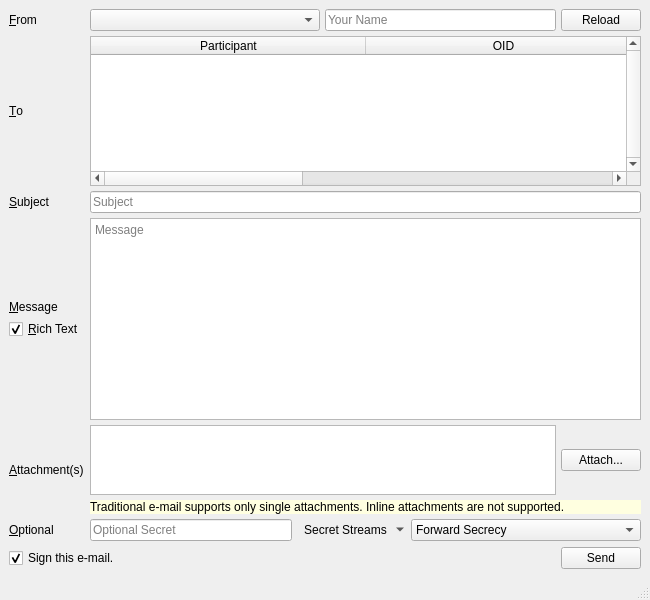
The window that branches/trunk/UI/spot-on-emailwindow.ui (textbrowser/spot-on) describes before a commit, drawn with Qt 5.
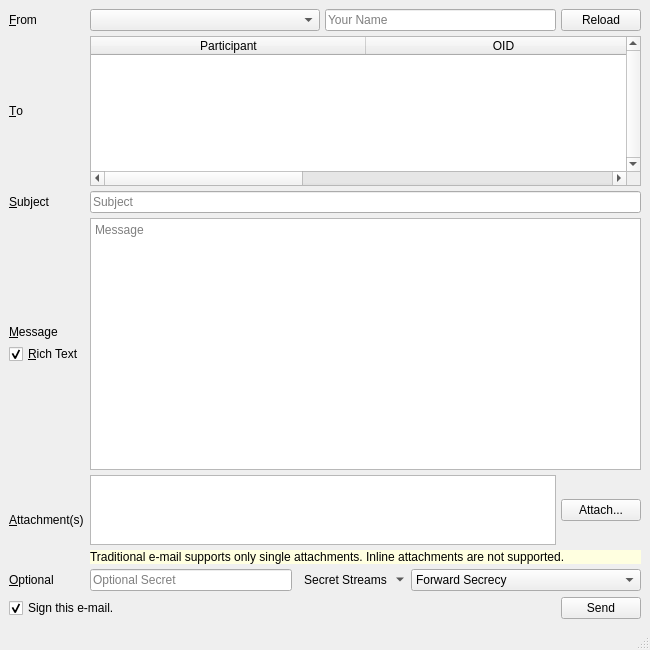
The same window after the commit. Icons and pictures are not drawn.

What changed in the file:
```diff
--- a/branches/trunk/UI/spot-on-emailwindow.ui
+++ b/branches/trunk/UI/spot-on-emailwindow.ui
@@ -7,7 +7,7 @@
     <x>0</x>
     <y>0</y>
     <width>650</width>
-    <height>600</height>
+    <height>650</height>
    </rect>
   </property>
   <property name="windowIcon">
```
Left out of the diff: 2 changed lines with no effect on the pictures.
